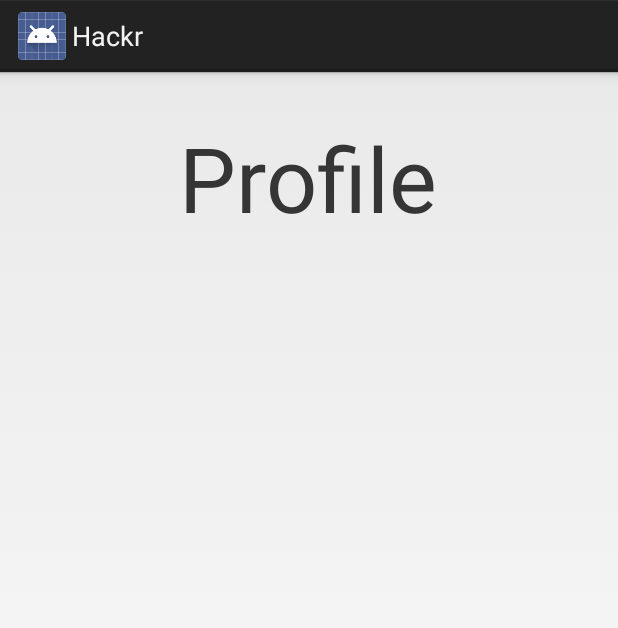
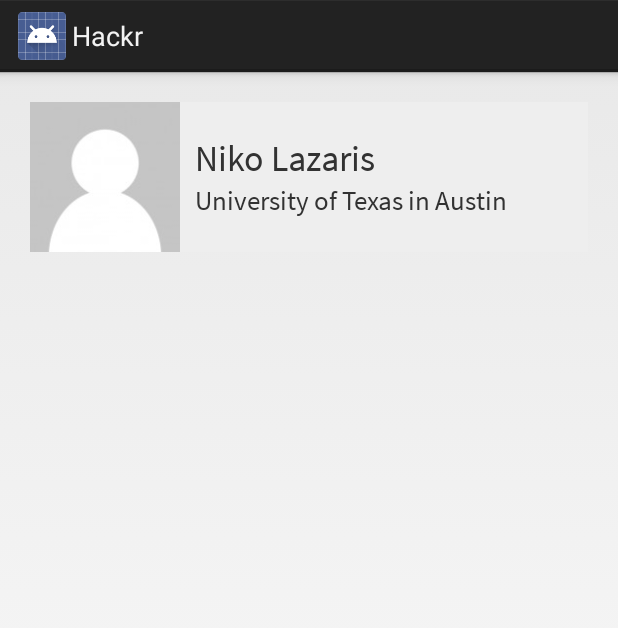
Before and after one commit to a16zTX2014/hackrAndroid, an Android app: the fragment ProfileFragment shown on its own in the app's theme, on a phone screen of 412 x 824 dp. Shown: the top 628 px of the screen. Run offline under Robolectric (Android 15) with nearby library versions, the phone set to English and light mode, and no system bars.

Commit message:
Added typefaces

```diff
--- a/app/src/main/java/com/example/hackrandroid/app/ProfileFragment.java
+++ b/app/src/main/java/com/example/hackrandroid/app/ProfileFragment.java
@@ -6,6 +6,9 @@ import android.os.Bundle;
 import android.view.LayoutInflater;
 import android.view.View;
 import android.view.ViewGroup;
+import android.widget.TextView;
+
+import com.example.hackrandroid.app.utils.DisplayUtils;
 
 
 public class ProfileFragment extends Fragment {
@@ -17,6 +20,12 @@ public class ProfileFragment extends Fragment {
   public View onCreateView(LayoutInflater inflater, ViewGroup container,
                            Bundle savedInstanceState) {
     View rootView = inflater.inflate(R.layout.fragment_profile, container, false);
+
+    TextView name = (TextView) rootView.findViewById(R.id.profile_user_name);
+    TextView school = (TextView) rootView.findViewById(R.id.profile_user_school);
+
+    DisplayUtils.sourcesSansRegularifyTextView(name);
+    DisplayUtils.sourcesSansLightifyTextView(school);
     return rootView;
   }
 }
--- /dev/null
+++ b/app/src/main/java/com/example/hackrandroid/app/utils/DisplayUtils.java
@@ -0,0 +1,62 @@
+package com.example.hackrandroid.app.utils;
+
+import android.content.Context;
+import android.content.res.Resources;
+import android.graphics.Typeface;
+import android.view.View;
+import android.view.animation.Animation;
+import android.view.animation.AnimationUtils;
+import android.widget.TextView;
+
+import com.example.hackrandroid.app.R;
+
+public class DisplayUtils {
+
+  private static Typeface sourceSansLight;
+  private static Typeface sourceSansRegular;
+  private static final Typeface sansSerifLight = Typeface.create("sans-serif-light", Typeface.NORMAL);
+
+  public static Typeface getSourceSansLightTypeface(Context context) {
+    // Creating pictos from assets requires a reference to a context, which cannot be obtained statically
+    if (sourceSansLight == null)
+      sourceSansLight = Typeface.createFromAsset(context.getAssets(), "fonts/sourceSansProLight.ttf");
+    return sourceSansLight;
+  }
+
+  public static Typeface getSourceSansRegularTypeface(Context context) {
+    // Creating pictos from assets requires a reference to a context, which cannot be obtained statically
+    if (sourceSansLight == null)
+      sourceSansLight = Typeface.createFromAsset(context.getAssets(), "fonts/sourceSansProRegular.ttf");
+    return sourceSansLight;
+  }
+
+  public static Typeface getSansSerifLight() {
+    return sansSerifLight;
+  }
+
+  public static void sansSerifLightifyTextView(TextView tv) {
+    tv.setTypeface(sansSerifLight);
+  }
+
+  public static void sourcesSansLightifyTextView(TextView tv) {
+    tv.setTypeface(getSourceSansLightTypeface(tv.getContext()));
+  }
+
+  public static void sourcesSansRegularifyTextView(TextView tv) {
+    tv.setTypeface(getSourceSansRegularTypeface(tv.getContext()));
+  }
+
+  public static void shakeView(View view) {
+    Animation shake = AnimationUtils.loadAnimation(view.getContext(), R.anim.shake);
+    view.startAnimation(shake);
+  }
+
+  public static int toDp(int px) {
+    return (int) ((px / Resources.getSystem().getDisplayMetrics().density) + 0.5);
+  }
+
+  public static int toPx(int dp) {
+    return (int) ((dp * Resources.getSystem().getDisplayMetrics().density) + 0.5);
+  }
+
+}
--- /dev/null
+++ b/app/src/main/res/anim/shake.xml
@@ -0,0 +1,44 @@
+<?xml version="1.0" encoding="utf-8"?>
+<set xmlns:android="http://schemas.android.com/apk/res/android"
+    android:interpolator="@android:anim/decelerate_interpolator">
+
+    <translate
+        android:fromXDelta="0"
+        android:toXDelta="5%p"
+        android:duration="100"/>
+    <translate
+        android:fromXDelta="0"
+        android:toXDelta="-10%p"
+        android:duration="100"
+        android:startOffset="100"/>
+    <translate
+        android:fromXDelta="0"
+        android:toXDelta="10%p"
+        android:duration="100"
+        android:startOffset="200"/>
+    <translate
+        android:fromXDelta="0"
+        android:toXDelta="-10%p"
+        android:duration="100"
+        android:startOffset="300"/>
+    <translate
+        android:fromXDelta="0"
+        android:toXDelta="10%p"
+        android:duration="100"
+        android:startOffset="400"/>
+    <translate
+        android:fromXDelta="0"
+        android:toXDelta="-10%p"
+        android:duration="100"
+        android:startOffset="500"/>
+    <translate
+        android:fromXDelta="0"
+        android:toXDelta="10%p"
+        android:duration="100"
+        android:startOffset="600"/>
+    <translate
+        android:fromXDelta="0"
+        android:toXDelta="-5%p"
+        android:duration="100"
+        android:startOffset="700"/>
+</set>
--- a/app/src/main/res/layout/fragment_profile.xml
+++ b/app/src/main/res/layout/fragment_profile.xml
@@ -6,13 +6,35 @@
     tools:context="com.example.hackrandroid.app.LoginActivity$PlaceholderFragment"
     android:padding="20dp">
 
-    <TextView
-        android:text="Profile"
-        android:layout_width="wrap_content"
+    <LinearLayout
+        android:layout_width="match_parent"
         android:layout_height="wrap_content"
-        android:textSize="60sp"
-        android:textColor="#353535"
-        android:layout_marginTop="10dp"
-        android:layout_gravity="center_horizontal"/>
+        android:background="#eee">
 
+        <ImageView
+            android:id="@+id/profile_user_image"
+            android:layout_width="100dp"
+            android:layout_height="100dp"
+            android:src="@drawable/placeholder"
+            />
+        <LinearLayout
+            android:layout_width="match_parent"
+            android:layout_height="match_parent"
+            android:orientation="vertical"
+            android:gravity="center_vertical"
+            android:layout_marginLeft="10dp">
+            <TextView
+                android:id="@+id/profile_user_name"
+                android:layout_width="wrap_content"
+                android:layout_height="wrap_content"
+                android:text="Niko Lazaris"
+                android:textSize="24sp"/>
+            <TextView
+                android:id="@+id/profile_user_school"
+                android:layout_width="wrap_content"
+                android:layout_height="wrap_content"
+                android:text="University of Texas in Austin"
+                android:textSize="18sp"/>
+            </LinearLayout>
+        </LinearLayout>
 </LinearLayout>
```
Also changed, not shown: app/src/main/assets/fonts/sourceSansProLight.ttf (added), app/src/main/assets/fonts/sourceSansProRegular.ttf (added), app/src/main/res/drawable-hdpi/placeholder.png (added), app/src/main/res/drawable-xhdpi/placeholder.png (added).
